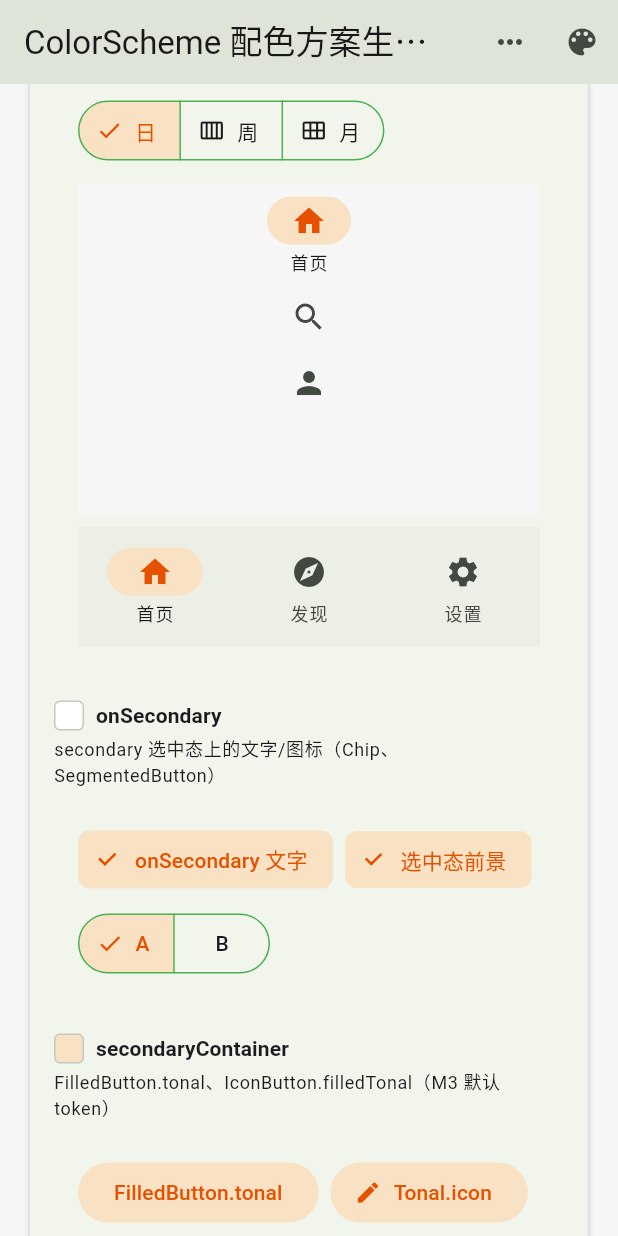
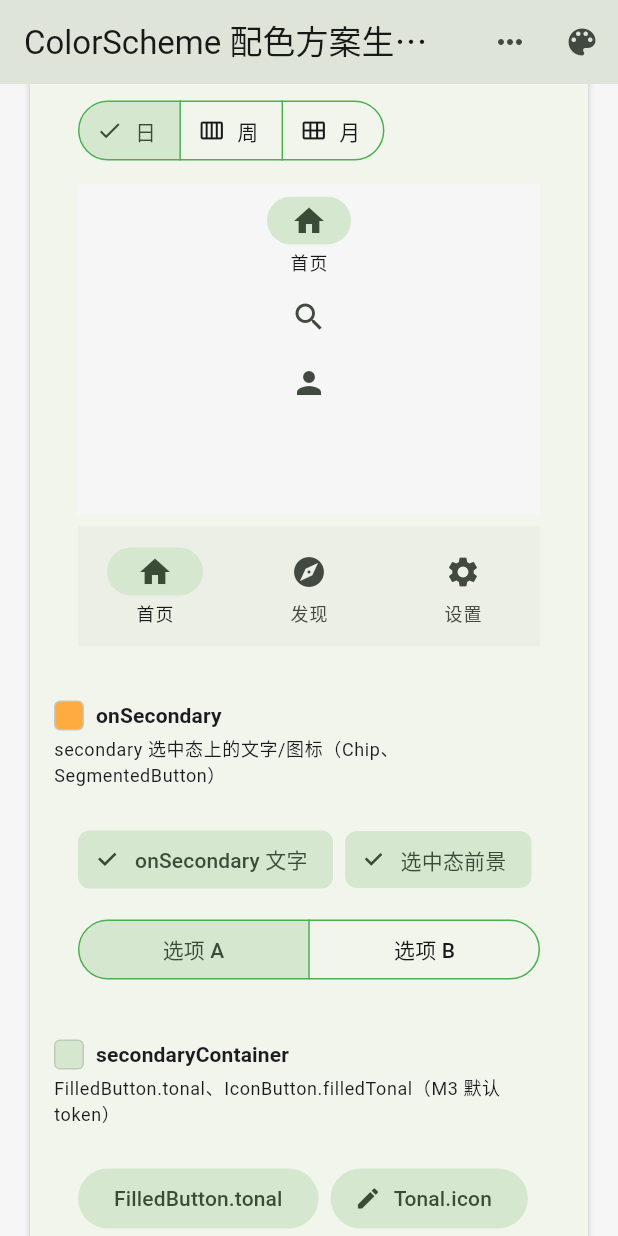
Before and after one commit to shang1219178163/color_scheme_demo, a Flutter app: the screen it shows after launch, scrolled down 2880 dp, on a phone screen of 412 x 824 dp. Run offline on Flutter 3.47's test engine with Material 3 defaults, Android fonts, the light colour scheme and no system bars.

Commit message:
feat: 优化

```diff
--- a/lib/page/HomePage.dart
+++ b/lib/page/HomePage.dart
@@ -334,19 +334,26 @@ class _HomePageState extends State<HomePage> with SeedColorMixin {
               swatchColor: colorScheme.onSecondary,
               subtitle: 'secondary 选中态上的文字/图标（Chip、SegmentedButton）',
               colorScheme: colorScheme,
-              child: Wrap(
-                spacing: 8,
-                runSpacing: 8,
+              child: Column(
+                crossAxisAlignment: CrossAxisAlignment.stretch,
                 children: [
-                  ChoiceChip(label: const Text('onSecondary 文字'), selected: true, onSelected: (_) {}),
-                  FilterChip(label: const Text('选中态前景'), selected: true, onSelected: (_) {}),
+                  Wrap(
+                    spacing: 8,
+                    runSpacing: 8,
+                    children: [
+                      ChoiceChip(label: const Text('onSecondary 文字'), selected: true, onSelected: (_) {}),
+                      FilterChip(label: const Text('选中态前景'), selected: true, onSelected: (_) {}),
+                    ],
+                  ),
+                  const SizedBox(height: 12),
                   SegmentedButton<int>(
                     segments: const [
-                      ButtonSegment(value: 0, label: Text('A')),
-                      ButtonSegment(value: 1, label: Text('B')),
+                      ButtonSegment(value: 0, label: Text('选项 A')),
+                      ButtonSegment(value: 1, label: Text('选项 B')),
                     ],
                     selected: const {0},
                     onSelectionChanged: (_) {},
+                    showSelectedIcon: false,
                   ),
                 ],
               ),
--- a/lib/util/AppThemeService.dart
+++ b/lib/util/AppThemeService.dart
@@ -25,8 +25,8 @@ class AppThemeService {
   Brightness brightness = Brightness.light;
 
   /// 辅助色（M3 组件多走 secondaryContainer，需与 secondary 同源配置才会生效）
-  static const Color secondaryColor = Colors.orangeAccent;
-  static const Color onSecondaryColor = Colors.white;
+  static const Color onSecondaryColor = Colors.orangeAccent;
+  static const Color secondaryColor = Colors.yellow;
 
   // 基于种子颜色和亮度生成配色方案
   ColorScheme get colorScheme {
@@ -35,13 +35,13 @@ class AppThemeService {
       brightness: brightness,
       primary: seedColor,
       onPrimary: Colors.white,
-      // secondary: secondaryColor,
-      // onSecondary: onSecondaryColor,
+      secondary: secondaryColor,
+      onSecondary: onSecondaryColor,
       // M3 Chip / SegmentedButton / tonal / 导航指示器使用 Container 系列
-      secondaryContainer: Color.alphaBlend(secondaryColor.withValues(alpha: 0.28), const Color(0xfff6f6f6)),
-      onSecondaryContainer: const Color(0xFFE65100),
-      error: Colors.white,
-      onError: Colors.red,
+      // secondaryContainer: Color.alphaBlend(secondaryColor.withValues(alpha: 0.28), const Color(0xfff6f6f6)),
+      // onSecondaryContainer: onSecondaryColor.withValues(alpha: 0.8),
+      error: Colors.red,
+      onError: Colors.white,
       surface: const Color(0xfff6f6f6),
       onSurface: const Color(0xff181818),
       outline: seedColor,
```
